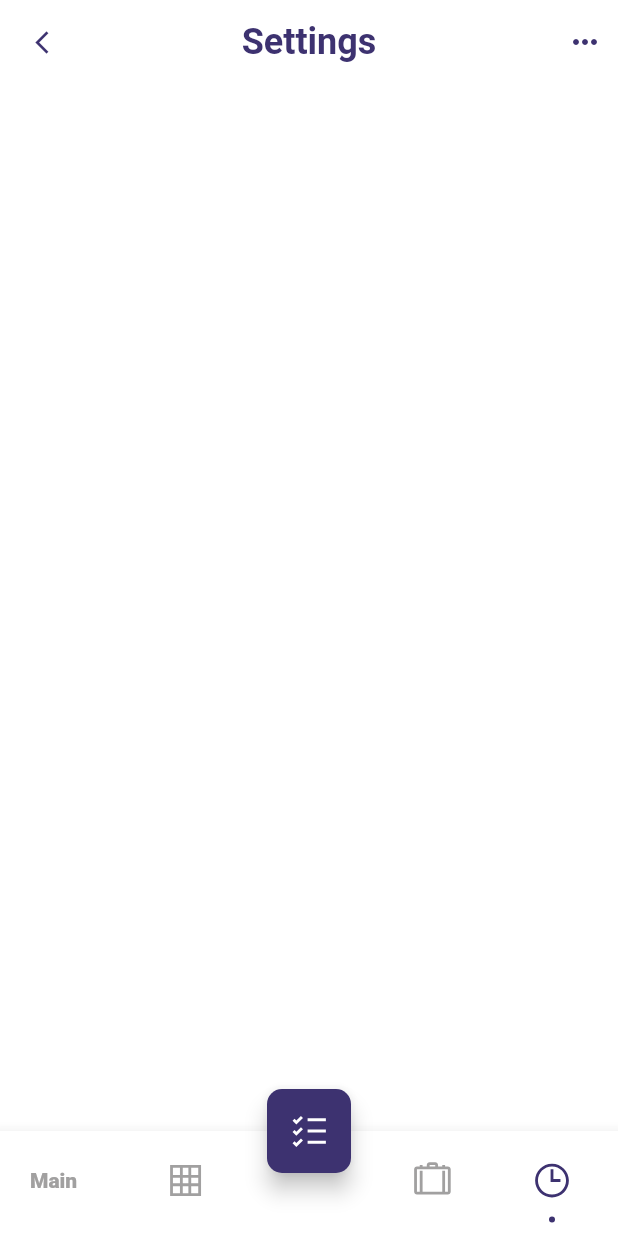
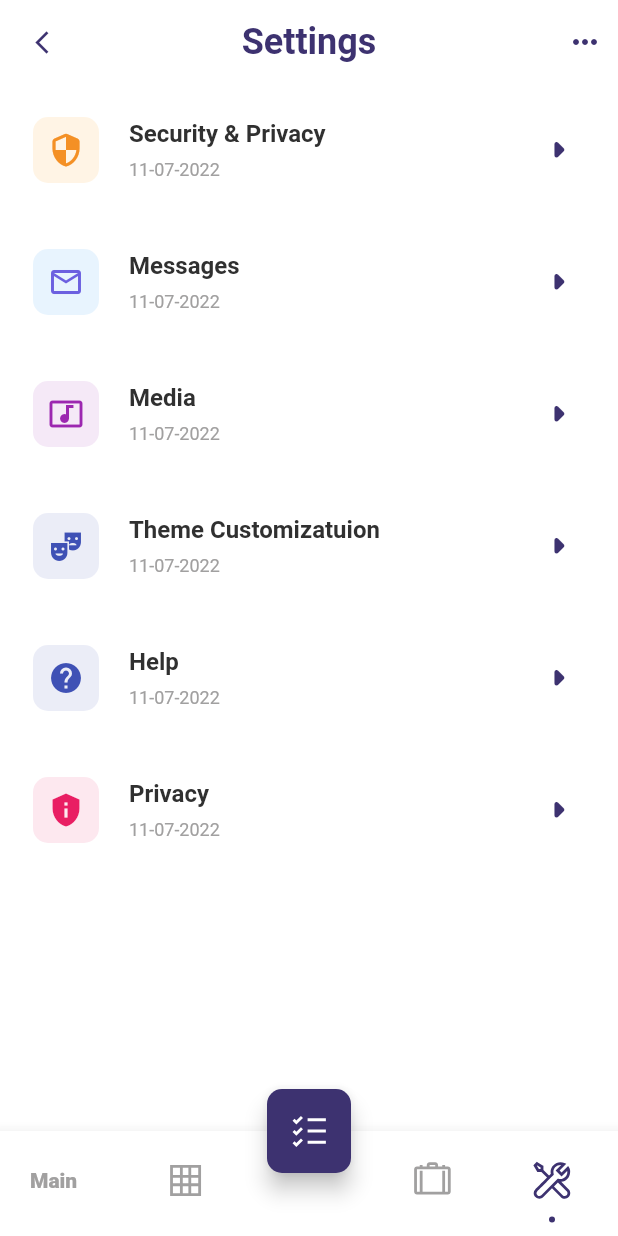
Before and after one commit to maleoaje/complete_ui_kit, a Flutter app: the BottomNavBarTaskPlanner screen opened directly, item 4 of the bottom bar chosen, on a phone screen of 412 x 824 dp. Run offline on Flutter 3.47's test engine with Material 2 defaults, Android fonts, the phone set to English and light mode, and no system bars; our stand-ins replace line_icons; network calls fail.

Commit message:
settings UI

```diff
--- a/lib/apps/task_planner/bottom_nav_bar.dart
+++ b/lib/apps/task_planner/bottom_nav_bar.dart
@@ -137,7 +137,7 @@ class _BottomNavBarTaskPlannerState extends State<BottomNavBarTaskPlanner> {
                                 );
                               },
                               icon: Icon(
-                                LineIcons.clock,
+                                LineIcons.tools,
                                 size: 30,
                                 color: currentState == 3 ? taskAppBlue : grey,
                               ),
--- a/lib/apps/task_planner/taskplanner_settings.dart
+++ b/lib/apps/task_planner/taskplanner_settings.dart
@@ -38,34 +38,48 @@ class _TaskPlannerSettingsState extends State<TaskPlannerSettings> {
           child: Icon(Icons.more_horiz_rounded, color: taskAppBlue,),
         ),],
       ),
-      body: ListView(
-        children: const [
-
-        ],
+      body: Padding(
+        padding: const EdgeInsets.fromLTRB(10, 0, 10, 0),
+        child: ListView(
+          children:  [
+            Padding(
+              padding: const EdgeInsets.only(top: 10),
+              child: _settingsCard(Icons.security_rounded,  'Security & Privacy', '11-07-2022', Colors.orange.withOpacity(0.1), orange),
+            ),
+            Padding(
+              padding: const EdgeInsets.only(top: 10),
+              child: _settingsCard(Icons.mail_outlined,  'Messages', '11-07-2022', Colors.blue.withOpacity(0.1), blue),
+            ),
+            Padding(
+              padding: const EdgeInsets.only(top: 10),
+              child: _settingsCard(Icons.music_video,  'Media', '11-07-2022', Colors.purple.withOpacity(0.1), Colors.purple),
+            ),
+            Padding(
+              padding: const EdgeInsets.only(top: 10),
+              child: _settingsCard(Icons.theater_comedy,  'Theme Customizatuion', '11-07-2022', Colors.indigo.withOpacity(0.1), Colors.indigo),
+            ),
+            Padding(
+              padding: const EdgeInsets.only(top: 10),
+              child: _settingsCard(Icons.help,  'Help', '11-07-2022', Colors.indigo.withOpacity(0.1), Colors.indigo),
+            ),
+            Padding(
+              padding: const EdgeInsets.only(top: 10),
+              child: _settingsCard(Icons.privacy_tip,  'Privacy', '11-07-2022', Colors.pink.withOpacity(0.1), Colors.pink),
+            ),
+          ],
+        ),
       )
     );
   }
 
-  Widget _buildAppViewCard(IconData appIcon, title, date) {
+  Widget _settingsCard(IconData appIcon, title, date,Color iconContainer, iconColor) {
     return Padding(
       padding: const EdgeInsets.fromLTRB(0, 0, 0, 10),
       child: Container(
-        padding: const EdgeInsets.all(8),
+        padding: const EdgeInsets.all(12),
         decoration: BoxDecoration(
             color: white,
-            borderRadius: const BorderRadius.only(
-              topRight: Radius.circular(20),
-              bottomRight: Radius.circular(20),
-              topLeft: Radius.circular(5),
-              bottomLeft: Radius.circular(5),
             ),
-            boxShadow: [
-              BoxShadow(
-                  color: black.withOpacity(0.1),
-                  spreadRadius: 0 / 8,
-                  blurRadius: 20,
-                  offset: const Offset(0, 0.1)),
-            ]),
         child: Column(
           crossAxisAlignment: CrossAxisAlignment.start,
           children: [
@@ -74,22 +88,35 @@ class _TaskPlannerSettingsState extends State<TaskPlannerSettings> {
               children: [
                 Row(
                   children: [
-                    CircleAvatar(
-                      child: Icon(appIcon),
-                    ),
+                    Container(
+                      padding: const EdgeInsets.all(10),
+                      decoration: BoxDecoration(
+                        borderRadius: BorderRadius.circular(10),
+                        color: iconContainer),
+                      child: Icon(appIcon, color: iconColor,)),
                     const SizedBox(
                       width: 20,
                     ),
-                    Text(
-                      title,
-                      style: GlobalStyle.appTitleStyle,
+                    Column(
+                      crossAxisAlignment: CrossAxisAlignment.start,
+                      children: [
+                        Text(
+                          title,
+                          style: GlobalStyle.appTitleStyle,
+                        ),
+                        const SizedBox(height: 8,),
+                        Text(
+                          date,
+                          style: GlobalStyle.dimText,
+                        ),
+                      ],
                     )
                   ],
                 ),
                 Icon(
                   Icons.arrow_right_rounded,
                   size: 35,
-                  color: bgColor,
+                  color: taskAppBlue,
                 )
               ],
             ),
```
